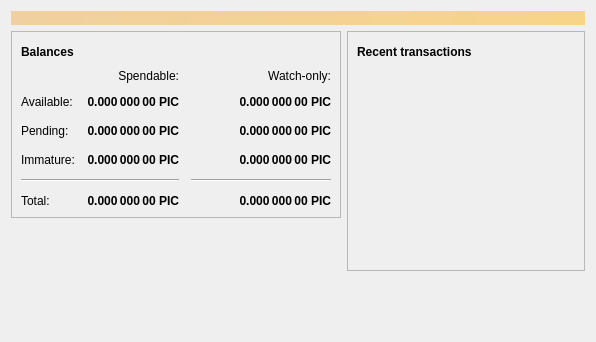
Before: the Qt Designer form src/qt/forms/overviewpage.ui in minblock/ogkushcoin, drawn with Qt 5.
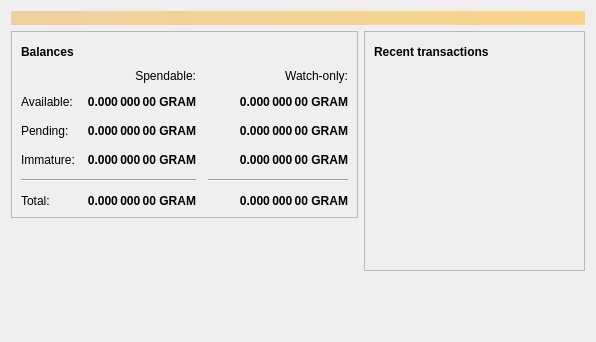
After: the same form once the commit is applied. Icons and pictures are not drawn.

```diff
--- a/src/qt/forms/overviewpage.ui
+++ b/src/qt/forms/overviewpage.ui
@@ -129,7 +129,7 @@
                <string>Unconfirmed transactions to watch-only addresses</string>
               </property>
               <property name="text">
-               <string notr="true">0.000 000 00 PIC</string>
+               <string notr="true">0.000 000 00 GRAM</string>
               </property>
               <property name="alignment">
                <set>Qt::AlignRight|Qt::AlignTrailing|Qt::AlignVCenter</set>
@@ -154,7 +154,7 @@
                <string>Total of transactions that have yet to be confirmed, and do not yet count toward the spendable balance</string>
               </property>
               <property name="text">
-               <string notr="true">0.000 000 00 PIC</string>
+               <string notr="true">0.000 000 00 GRAM</string>
               </property>
               <property name="alignment">
                <set>Qt::AlignRight|Qt::AlignTrailing|Qt::AlignVCenter</set>
@@ -179,7 +179,7 @@
                <string>Mined balance in watch-only addresses that has not yet matured</string>
               </property>
               <property name="text">
-               <string notr="true">0.000 000 00 PIC</string>
+               <string notr="true">0.000 000 00 GRAM</string>
               </property>
               <property name="alignment">
                <set>Qt::AlignRight|Qt::AlignTrailing|Qt::AlignVCenter</set>
@@ -237,7 +237,7 @@
                <string>Mined balance that has not yet matured</string>
               </property>
               <property name="text">
-               <string notr="true">0.000 000 00 PIC</string>
+               <string notr="true">0.000 000 00 GRAM</string>
               </property>
               <property name="alignment">
                <set>Qt::AlignRight|Qt::AlignTrailing|Qt::AlignVCenter</set>
@@ -282,7 +282,7 @@
                <string>Your current total balance</string>
               </property>
               <property name="text">
-               <string notr="true">0.000 000 00 PIC</string>
+               <string notr="true">0.000 000 00 GRAM</string>
               </property>
               <property name="alignment">
                <set>Qt::AlignRight|Qt::AlignTrailing|Qt::AlignVCenter</set>
@@ -307,7 +307,7 @@
                <string>Current total balance in watch-only addresses</string>
               </property>
               <property name="text">
-               <string notr="true">0.000 000 00 PIC</string>
+               <string notr="true">0.000 000 00 GRAM</string>
               </property>
               <property name="alignment">
                <set>Qt::AlignRight|Qt::AlignTrailing|Qt::AlignVCenter</set>
@@ -349,7 +349,7 @@
                <string>Your current spendable balance</string>
               </property>
               <property name="text">
-               <string notr="true">0.000 000 00 PIC</string>
+               <string notr="true">0.000 000 00 GRAM</string>
               </property>
               <property name="alignment">
                <set>Qt::AlignRight|Qt::AlignTrailing|Qt::AlignVCenter</set>
@@ -374,7 +374,7 @@
                <string>Your current balance in watch-only addresses</string>
               </property>
               <property name="text">
-               <string notr="true">0.000 000 00 PIC</string>
+               <string notr="true">0.000 000 00 GRAM</string>
               </property>
               <property name="alignment">
                <set>Qt::AlignRight|Qt::AlignTrailing|Qt::AlignVCenter</set>
```
